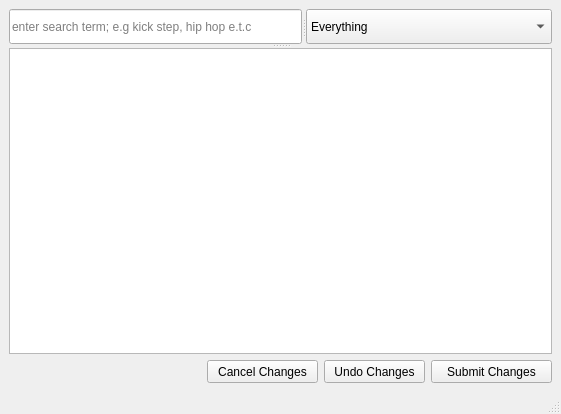
Before: the Qt Designer form code/dance_app_uis/modify_dance_window.ui in ThaNyneTray/Dance-Training-App, drawn with Qt 5.
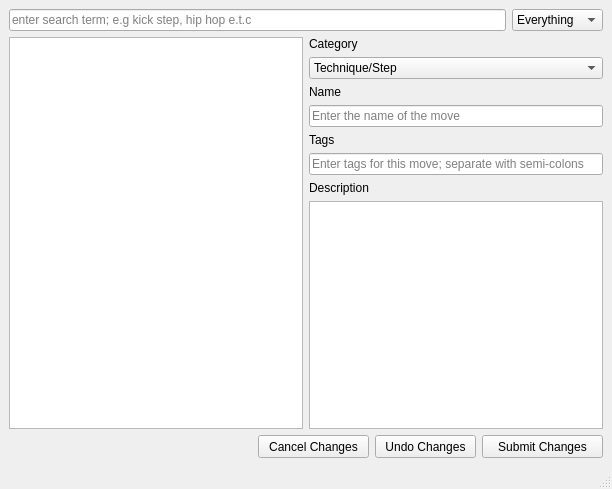
After: the same form once the commit is applied.

Commit message: Major changes to modify_dance_window: included a similar interface as add_dance_window. Moved DanceMove to its own module.

What changed in the file:
```diff
--- a/code/dance_app_uis/modify_dance_window.ui
+++ b/code/dance_app_uis/modify_dance_window.ui
@@ -6,29 +6,25 @@
             <rect>
                 <x>0</x>
                 <y>0</y>
-                <width>561</width>
-                <height>414</height>
+                <width>612</width>
+                <height>489</height>
             </rect>
         </property>
         <property name="windowTitle">
             <string>Modify Dance Video</string>
         </property>
         <widget class="QWidget" name="centralwidget">
-            <layout class="QVBoxLayout" name="verticalLayout">
+            <layout class="QVBoxLayout" name="verticalLayout_2">
                 <item>
-                    <widget class="QSplitter" name="splitter_3">
-                        <property name="orientation">
-                            <enum>Qt::Vertical</enum>
-                        </property>
-                        <widget class="QSplitter" name="splitter">
-                            <property name="orientation">
-                                <enum>Qt::Horizontal</enum>
-                            </property>
+                    <layout class="QHBoxLayout" name="horizontalLayout_2">
+                        <item>
                             <widget class="QLineEdit" name="search_lineEdit">
                                 <property name="placeholderText">
                                     <string>enter search term; e.g kick step, hip hop e.t.c</string>
                                 </property>
                             </widget>
+                        </item>
+                        <item>
                             <widget class="QComboBox" name="filter_comboBox">
                                 <property name="sizePolicy">
                                     <sizepolicy hsizetype="Fixed" vsizetype="Fixed">
@@ -62,16 +58,105 @@
                                     </property>
                                 </item>
                             </widget>
-                        </widget>
-                        <widget class="QTableView" name="moves_View">
-                            <property name="showGrid">
-                                <bool>false</bool>
-                            </property>
-                            <attribute name="verticalHeaderVisible">
-                                <bool>false</bool>
-                            </attribute>
-                        </widget>
-                    </widget>
+                        </item>
+                    </layout>
+                </item>
+                <item>
+                    <layout class="QHBoxLayout" name="horizontalLayout_3">
+                        <item>
+                            <widget class="QTableView" name="moves_View">
+                                <property name="showGrid">
+                                    <bool>false</bool>
+                                </property>
+                                <attribute name="horizontalHeaderCascadingSectionResizes">
+                                    <bool>false</bool>
+                                </attribute>
+                                <attribute name="verticalHeaderVisible">
+                                    <bool>false</bool>
+                                </attribute>
+                            </widget>
+                        </item>
+                        <item>
+                            <layout class="QVBoxLayout" name="verticalLayout">
+                                <item>
+                                    <widget class="QLabel" name="category_label">
+                                        <property name="text">
+                                            <string>Category</string>
+                                        </property>
+                                    </widget>
+                                </item>
+                                <item>
+                                    <widget class="QComboBox" name="category_comboBox">
+                                        <item>
+                                            <property name="text">
+                                                <string>Technique/Step</string>
+                                            </property>
+                                        </item>
+                                        <item>
+                                            <property name="text">
+                                                <string>Concept</string>
+                                            </property>
+                                        </item>
+                                        <item>
+                                            <property name="text">
+                                                <string>Set</string>
+                                            </property>
+                                        </item>
+                                        <item>
+                                            <property name="text">
+                                                <string>Choreography</string>
+                                            </property>
+                                        </item>
+                                    </widget>
+                                </item>
+                                <item>
+                                    <widget class="QLabel" name="name_label">
+                                        <property name="text">
+                                            <string>Name</string>
+                                        </property>
+                                    </widget>
+                                </item>
+                                <item>
+                                    <widget class="QLineEdit" name="name_lineEdit">
+                                        <property name="placeholderText">
+                                            <string>Enter the name of the move</string>
+                                        </property>
+                                    </widget>
+                                </item>
+                                <item>
+                                    <widget class="QLabel" name="tags_label">
+                                        <property name="text">
+                                            <string>Tags</string>
+                                        </property>
+                                    </widget>
+                                </item>
+                                <item>
+                                    <widget class="QLineEdit" name="tags_lineEdit">
+                                        <property name="placeholderText">
+                                            <string>Enter tags for this move; separate with semi-colons</string>
+                                        </property>
+                                    </widget>
+                                </item>
+                                <item>
+                                    <widget class="QLabel" name="description_label">
+                                        <property name="text">
+                                            <string>Description</string>
+                                        </property>
+                                    </widget>
+                                </item>
+                                <item>
+                                    <widget class="QTextEdit" name="description_textEdit">
+                                        <property name="minimumSize">
+                                            <size>
+                                                <width>0</width>
+                                                <height>0</height>
+                                            </size>
+                                        </property>
+                                    </widget>
+                                </item>
+                            </layout>
+                        </item>
+                    </layout>
                 </item>
                 <item>
                     <layout class="QHBoxLayout" name="horizontalLayout">
```
Left out of the diff: 4 changed lines with no effect on the pictures. The commit also changes 12 other files.
